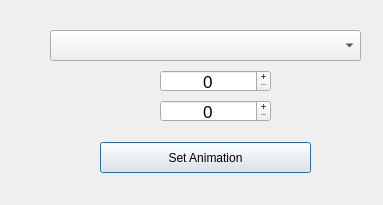
First picture: the form in animationssetup.ui, repository Mike308/RGBSupervisor, before the edit.
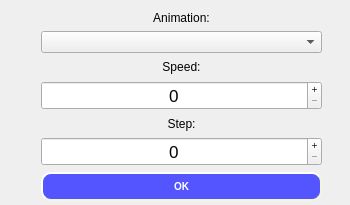
Second picture: the form after the edit.

Commit message: - updated ui - added custom style for buttons and sliders

```diff
--- a/animationssetup.ui
+++ b/animationssetup.ui
@@ -6,45 +6,64 @@
    <rect>
     <x>0</x>
     <y>0</y>
-    <width>383</width>
+    <width>350</width>
     <height>205</height>
    </rect>
   </property>
+  <property name="minimumSize">
+   <size>
+    <width>350</width>
+    <height>205</height>
+   </size>
+  </property>
+  <property name="maximumSize">
+   <size>
+    <width>350</width>
+    <height>205</height>
+   </size>
+  </property>
   <property name="windowTitle">
    <string>Dialog</string>
   </property>
+  <widget class="QWidget" name="">
+   <property name="geometry">
+    <rect>
+     <x>41</x>
+     <y>10</y>
+     <width>281</width>
+     <height>191</height>
+    </rect>
+   </property>
+   <layout class="QVBoxLayout" name="verticalLayout">
+    <item>
+     <widget class="QLabel" name="label">
+      <property name="text">
+       <string>Animation:</string>
+      </property>
+      <property name="alignment">
+       <set>Qt::AlignCenter</set>
+      </property>
+     </widget>
+    </item>
+    <item>
   <widget class="QComboBox" name="animationsCombo">
-   <property name="geometry">
-    <rect>
-     <x>50</x>
-     <y>30</y>
-     <width>311</width>
-     <height>31</height>
-    </rect>
-   </property>
-  </widget>
-  <widget class="QPushButton" name="pushButton">
-   <property name="geometry">
-    <rect>
-     <x>100</x>
-     <y>142</y>
-     <width>211</width>
-     <height>31</height>
-    </rect>
-   </property>
+      <property name="styleSheet">
+       <string notr="true"/>
+      </property>
+     </widget>
+    </item>
+    <item>
+     <widget class="QLabel" name="label_2">
    <property name="text">
-    <string>Set Animation</string>
-   </property>
-  </widget>
+       <string>Speed:</string>
+      </property>
+      <property name="alignment">
+       <set>Qt::AlignCenter</set>
+      </property>
+     </widget>
+    </item>
+    <item>
   <widget class="QSpinBox" name="speedSpin">
-   <property name="geometry">
-    <rect>
-     <x>160</x>
-     <y>70</y>
-     <width>111</width>
-     <height>22</height>
-    </rect>
-   </property>
    <property name="font">
     <font>
      <pointsize>13</pointsize>
@@ -63,15 +82,19 @@
     <number>100000</number>
    </property>
   </widget>
+    </item>
+    <item>
+     <widget class="QLabel" name="label_3">
+      <property name="text">
+       <string>Step:</string>
+      </property>
+      <property name="alignment">
+       <set>Qt::AlignCenter</set>
+      </property>
+     </widget>
+    </item>
+    <item>
   <widget class="QSpinBox" name="stepSpin">
-   <property name="geometry">
-    <rect>
-     <x>160</x>
-     <y>100</y>
-     <width>111</width>
-     <height>22</height>
-    </rect>
-   </property>
    <property name="font">
     <font>
      <pointsize>13</pointsize>
@@ -89,6 +112,39 @@
    <property name="maximum">
     <number>100000</number>
    </property>
+     </widget>
+    </item>
+    <item>
+     <widget class="QPushButton" name="pushButton">
+      <property name="styleSheet">
+       <string notr="true">QPushButton {
+    
+	
+    background-color: rgb(85, 85, 255);
+    border-style: outset;
+    border-width: 2px;
+    border-radius: 10px;
+    border-color: beige;
+    font: bold 10px;
+    
+	color: rgb(255, 255, 255);
+    min-width: 10em;
+    padding: 6px;
+}
+QPushButton:pressed {
+    
+	
+	
+    background-color: rgb(85, 0, 255);
+    border-style: inset;
+}</string>
+      </property>
+      <property name="text">
+       <string>OK</string>
+      </property>
+     </widget>
+    </item>
+   </layout>
   </widget>
  </widget>
  <resources/>
```
Lines whose indentation alone changed are shown as unchanged.
